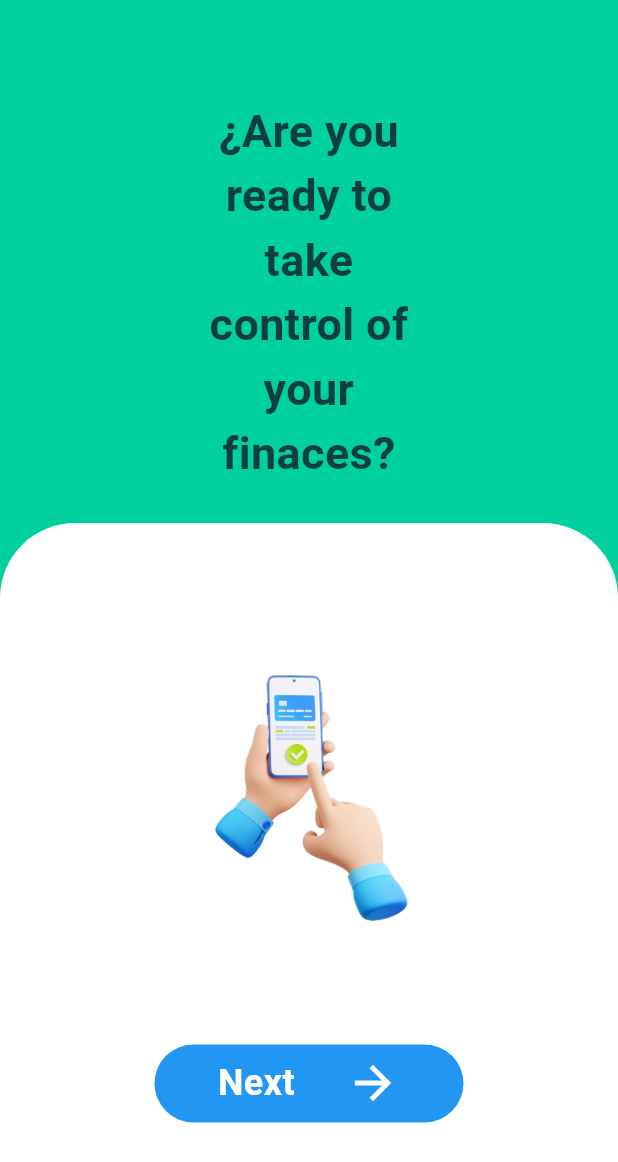
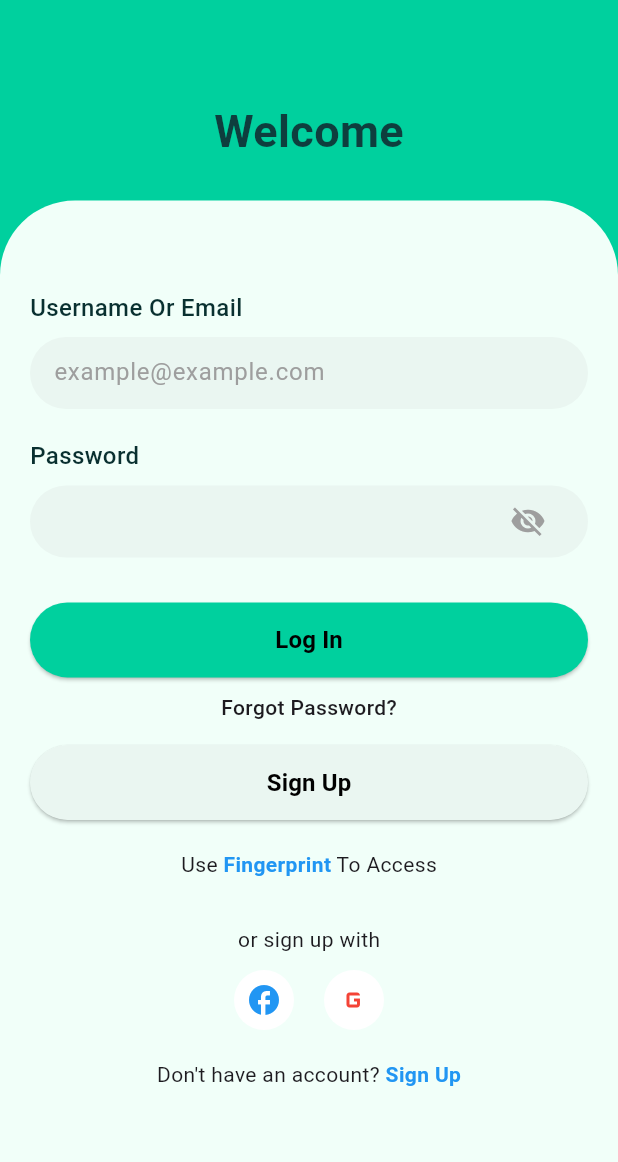
Before and after one commit to KartikSaroha0801/Fintech_flutter_app, a Flutter app: the OnboardingScreen2 screen opened directly, after a tap on "Next", on a phone screen of 412 x 824 dp. Shown: the top 1162 px of the screen. Run offline on Flutter 3.47's test engine with Material 3 defaults, Android fonts, the phone set to English and light mode, and no system bars; our stand-ins replace get; Roboto replaces fonts that are missing (Poppins).

Commit message:
Login Sign Up Completed

```diff
--- /dev/null
+++ b/lib/view/Auth/login_page.dart
@@ -0,0 +1,225 @@
+import 'package:fintech_project/view/Auth/forgot_password_screen.dart';
+import 'package:fintech_project/view/Auth/signup_page.dart';
+import 'package:flutter/material.dart';
+import 'package:get/get.dart';
+
+class LoginPage extends StatefulWidget {
+  const LoginPage({super.key});
+
+  @override
+  State<LoginPage> createState() => _LoginPageState();
+}
+
+class _LoginPageState extends State<LoginPage> {
+  bool _obscurePassword = true;
+
+  @override
+  Widget build(BuildContext context) {
+    final screenWidth = MediaQuery.of(context).size.width;
+    final screenHeight = MediaQuery.of(context).size.height;
+
+    return Scaffold(
+      backgroundColor: const Color(0xFF00D09E),
+      body: Column(
+        crossAxisAlignment: CrossAxisAlignment.center,
+        children: [
+          SizedBox(height: screenHeight * 0.08),
+          const Center(
+            child: Text(
+              'Welcome',
+              style: TextStyle(
+                color: Color(0xFF0E3E3E),
+                fontSize: 30,
+                fontFamily: 'Poppins',
+                fontWeight: FontWeight.w600,
+              ),
+            ),
+          ),
+          SizedBox(height: screenHeight * 0.03),
+          Expanded(
+            child: Container(
+              width: screenWidth,
+              padding: const EdgeInsets.symmetric(horizontal: 20),
+              decoration: const BoxDecoration(
+                color: Color(0xFFF1FFF9),
+                borderRadius: BorderRadius.vertical(top: Radius.circular(50)),
+              ),
+              child: SingleChildScrollView(
+                child: Column(
+
+                  children: [
+                    const SizedBox(height: 60),
+                    _buildLabel('Username Or Email'),
+                    _buildInputField(hintText: 'example@example.com'),
+                    const SizedBox(height: 20),
+                    _buildLabel('Password'),
+                    _buildInputField(
+                      isPassword: true,
+                      obscureText: _obscurePassword,
+                      toggleVisibility: () {
+                        setState(() {
+                          _obscurePassword = !_obscurePassword;
+                        });
+                      },
+                    ),
+                    const SizedBox(height: 30),
+                    _buildButton('Log In', color: const Color(0xFF00D09E)),
+                    const SizedBox(height: 10),
+                     GestureDetector(
+                       onTap: (){
+                         Get.to(()=>ForgotPasswordPage());
+                       },
+                       child: Text(
+                        'Forgot Password?',
+                        style: TextStyle(
+                          fontWeight: FontWeight.w500,
+                          fontFamily: 'Poppins',
+                        ),
+                                           ),
+                     ),
+                    const SizedBox(height: 15),
+                    _buildButton('Sign Up', color: Color(0xFFEAF6F1), textColor: Colors.black),
+                    const SizedBox(height: 20),
+                    const Text.rich(
+                      TextSpan(
+                        text: 'Use ',
+                        children: [
+                          TextSpan(
+                            text: 'Fingerprint',
+                            style: TextStyle(
+                              color: Colors.blue,
+                              fontWeight: FontWeight.bold,
+                            ),
+                          ),
+                          TextSpan(text: ' To Access'),
+                        ],
+                      ),
+                      style: TextStyle(fontFamily: 'Poppins'),
+                    ),
+                    const SizedBox(height: 30),
+                    const Text(
+                      'or sign up with',
+                      style: TextStyle(fontFamily: 'Poppins'),
+                    ),
+                    const SizedBox(height: 10),
+                    Row(
+                      mainAxisAlignment: MainAxisAlignment.center,
+                      children: const [
+                        CircleAvatar(
+                          radius: 20,
+                          backgroundColor: Colors.white,
+                          child: Icon(Icons.facebook, color: Colors.blue),
+                        ),
+                        SizedBox(width: 20),
+                        CircleAvatar(
+                          radius: 20,
+                          backgroundColor: Colors.white,
+                          child: Icon(Icons.g_mobiledata, color: Colors.red),
+                        ),
+                      ],
+                    ),
+                    const SizedBox(height: 20),
+                    GestureDetector(
+                      onTap: (){
+                        Get.to(()=>SignUpPage());
+                      },
+                      child: const Text.rich(
+                        TextSpan(
+                          text: "Don't have an account? ",
+                          children: [
+                            TextSpan(
+                              text: 'Sign Up',
+                              style: TextStyle(
+                                color: Colors.blue,
+                                fontWeight: FontWeight.bold,
+                              ),
+                            ),
+                          ],
+                        ),
+                        style: TextStyle(fontFamily: 'Poppins'),
+                      ),
+                    ),
+                    const SizedBox(height: 40),
+                  ],
+                ),
+              ),
+            ),
+          ),
+        ],
+      ),
+    );
+  }
+
+  Widget _buildLabel(String text) {
+    return Align(
+      alignment: Alignment.centerLeft,
+      child: Text(
+        text,
+        style: const TextStyle(
+          color: Color(0xFF093030),
+          fontSize: 16,
+          fontWeight: FontWeight.w500,
+          fontFamily: 'Poppins',
+        ),
+      ),
+    );
+  }
+
+  Widget _buildInputField({
+    bool isPassword = false,
+    bool obscureText = false,
+    VoidCallback? toggleVisibility,
+    String hintText = '',
+  }) {
+    return Container(
+      margin: const EdgeInsets.only(top: 8),
+      padding: const EdgeInsets.symmetric(horizontal: 16),
+      decoration: BoxDecoration(
+        color: const Color(0xFFEAF6F1),
+        borderRadius: BorderRadius.circular(30),
+      ),
+      child: TextField(
+        obscureText: obscureText,
+        decoration: InputDecoration(
+          hintText: hintText,
+          hintStyle: const TextStyle(color: Colors.grey),
+          border: InputBorder.none,
+          suffixIcon: isPassword
+              ? IconButton(
+            icon: Icon(
+              obscureText ? Icons.visibility_off : Icons.visibility,
+              color: Colors.grey,
+            ),
+            onPressed: toggleVisibility,
+          )
+              : null,
+        ),
+      ),
+    );
+  }
+
+  Widget _buildButton(String text, {Color color = Colors.white, Color textColor = Colors.black}) {
+    return SizedBox(
+      width: double.infinity,
+      height: 50,
+      child: ElevatedButton(
+        style: ElevatedButton.styleFrom(
+          backgroundColor: color,
+          shape: RoundedRectangleBorder(borderRadius: BorderRadius.circular(30)),
+        ),
+        onPressed: () {
+          Get.to(()=>SignUpPage());
+        },
+        child: Text(
+          text,
+          style: TextStyle(
+            color: textColor,
+            fontSize: 16,
+            fontWeight: FontWeight.w600,
+            fontFamily: 'Poppins',
+          ),
+        ),
+      ),
+    );
+  }
+}
--- a/lib/view/Onboarding/onboarding_screen2.dart
+++ b/lib/view/Onboarding/onboarding_screen2.dart
@@ -1,3 +1,4 @@
+import 'package:fintech_project/view/Auth/login_page.dart';
 import 'package:flutter/material.dart';
 import 'package:get/get.dart';
 
@@ -58,7 +59,7 @@ class _OnboardingScreen2State extends State<OnboardingScreen2> {
                   SizedBox(height: screenHeight*0.08,),
                   GestureDetector(
                     onTap: (){
-                      // Get.to(()=>);
+                      Get.to(()=>LoginPage());
                     },
                     child: Container(
                       width: screenWidth*0.5,
```
Also changed, not shown: lib/view/Auth/forgot_password_screen.dart (added, +181 -0 lines), lib/view/Auth/signup_page.dart (added, +207 -0 lines).
